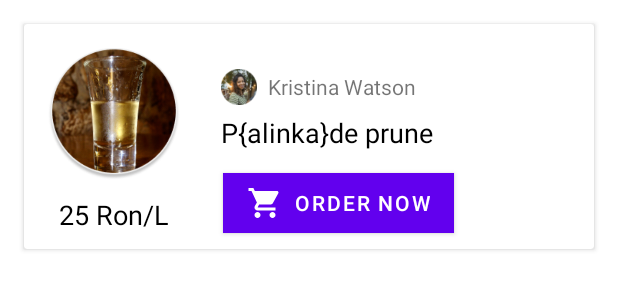
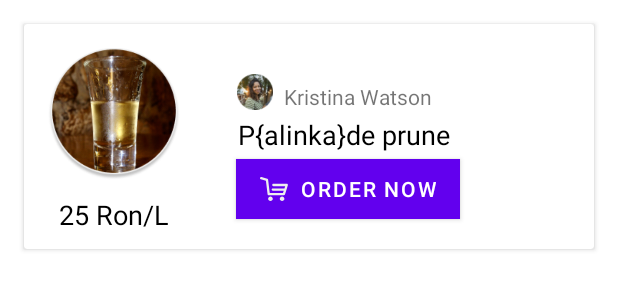
Before and after one commit to fulopzoltan/bazaar-marketplace, an Android app: the layout fare_item.xml on its own in the app's theme, with its tools: preview values and no code run, on a phone screen of 412 x 824 dp. Shown: the top 300 px of the screen. Run offline under Robolectric (Android 15) with nearby library versions, the light colour scheme and no system bars.

Commit message:
Retrofit set up + timeline recycler view from API

```diff
--- a/app/src/main/AndroidManifest.xml
+++ b/app/src/main/AndroidManifest.xml
@@ -1,7 +1,7 @@
 <?xml version="1.0" encoding="utf-8"?>
 <manifest xmlns:android="http://schemas.android.com/apk/res/android"
     package="com.example.bazaar_marketplace">
-
+    <uses-permission android:name="android.permission.INTERNET"/>
     <application
         android:allowBackup="true"
         android:icon="@mipmap/ic_launcher"
--- /dev/null
+++ b/app/src/main/res/drawable/ic_shopping_cart.xml
@@ -0,0 +1,10 @@
+<vector xmlns:android="http://schemas.android.com/apk/res/android"
+    android:width="19dp"
+    android:height="16dp"
+    android:viewportWidth="19"
+    android:viewportHeight="16">
+  <path
+      android:pathData="M18.251,5.5607C18.3233,5.3294 18.2812,5.0775 18.1377,4.8822C17.9941,4.6869 17.7662,4.5716 17.5238,4.5716L8.7619,4.5716C8.3412,4.5716 8,4.9127 8,5.3335C8,5.7543 8.3412,6.0954 8.7619,6.0954L16.4875,6.0954L16.0113,7.6192L16,7.6192H8.3811C7.9603,7.6192 7.6192,7.9603 7.6192,8.3811C7.6192,8.8018 7.9603,9.1429 8.3811,9.1429H15.5351L15.0589,10.6667L6.3903,10.6667L5.3281,1.8142C5.292,1.5132 5.0809,1.2623 4.7905,1.1752L0.981,0.0323C0.578,-0.0886 0.1532,0.1401 0.0323,0.5432C-0.0886,0.9462 0.1401,1.3709 0.5432,1.4919L3.8746,2.4913L4.9579,11.5194C5.0038,11.9023 5.3287,12.1905 5.7144,12.1905L15.619,12.1905C15.9522,12.1905 16.2468,11.974 16.3462,11.6559L17.2986,8.6083L18.251,5.5607ZM8.3811,14.4762C8.3811,15.3178 7.6989,16 6.8573,16C6.0157,16 5.3335,15.3178 5.3335,14.4762C5.3335,13.6346 6.0157,12.9524 6.8573,12.9524C7.6989,12.9524 8.3811,13.6346 8.3811,14.4762ZM14.476,16C15.3176,16 15.9998,15.3178 15.9998,14.4762C15.9998,13.6346 15.3176,12.9524 14.476,12.9524C13.6344,12.9524 12.9522,13.6346 12.9522,14.4762C12.9522,15.3178 13.6344,16 14.476,16Z"
+      android:fillColor="#EEEEEE"
+      android:fillType="evenOdd"/>
+</vector>
--- a/app/src/main/res/layout/fare_item.xml
+++ b/app/src/main/res/layout/fare_item.xml
@@ -39,49 +39,51 @@
             android:id="@+id/fare_item_order_button"
             android:layout_width="wrap_content"
             android:layout_height="40dp"
-            android:layout_marginEnd="92dp"
+            android:layout_marginBottom="20dp"
             android:background="@color/black"
-            android:drawableLeft="@drawable/ic_baseline_shopping_cart_24"
+            android:drawableLeft="@drawable/ic_shopping_cart"
             android:text="Order now"
             app:layout_constraintBottom_toBottomOf="parent"
             app:layout_constraintEnd_toEndOf="parent"
-            app:layout_constraintStart_toStartOf="@+id/fare_item_name"
-            app:layout_constraintTop_toTopOf="parent"
-            app:layout_constraintVertical_bias="0.9" />
-
-        <TextView
-            android:id="@+id/fare_item_name"
-            android:layout_width="wrap_content"
-            android:layout_height="wrap_content"
-            android:layout_marginTop="60dp"
-            android:text="P{alinka}de prune"
-            android:textColor="@color/black"
-            android:textFontWeight="700"
-            android:textSize="18sp"
-            app:layout_constraintEnd_toEndOf="parent"
-            app:layout_constraintHorizontal_bias="0.201"
-            app:layout_constraintStart_toEndOf="@+id/fare_item_image"
-            app:layout_constraintTop_toTopOf="parent" />
+            app:layout_constraintHorizontal_bias="0.614"
+            app:layout_constraintStart_toStartOf="parent" />
 
         <ImageView
             android:id="@+id/fare_item_seller_avatar"
             android:layout_width="24dp"
             android:layout_height="24dp"
+            android:layout_marginBottom="4dp"
             android:src="@drawable/avatar_small"
-            app:layout_constraintBottom_toBottomOf="@+id/fare_item_seller_name"
-            app:layout_constraintStart_toStartOf="@+id/fare_item_name"
-            app:layout_constraintTop_toTopOf="@+id/fare_item_seller_name" />
+            app:layout_constraintBottom_toTopOf="@+id/fare_item_name"
+            app:layout_constraintEnd_toStartOf="@+id/fare_item_seller_name"
+            app:layout_constraintHorizontal_bias="0.952"
+            app:layout_constraintStart_toStartOf="parent" />
 
         <TextView
             android:id="@+id/fare_item_seller_name"
-            android:layout_width="wrap_content"
+            android:layout_width="150dp"
             android:layout_height="wrap_content"
-            android:layout_marginTop="32dp"
+            android:layout_marginBottom="92dp"
             android:text="Kristina Watson"
+            app:layout_constraintBottom_toBottomOf="parent"
             app:layout_constraintEnd_toEndOf="parent"
-            app:layout_constraintHorizontal_bias="0.056"
-            app:layout_constraintStart_toEndOf="@+id/fare_item_seller_avatar"
-            app:layout_constraintTop_toTopOf="parent" />
+            app:layout_constraintHorizontal_bias="0.755"
+            app:layout_constraintStart_toStartOf="parent" />
+
+        <TextView
+            android:id="@+id/fare_item_name"
+            android:layout_width="150dp"
+            android:layout_height="wrap_content"
+            android:layout_marginBottom="4dp"
+            android:text="P{alinka}de prune"
+            android:textColor="@color/black"
+            android:textFontWeight="700"
+            android:textSize="18sp"
+            app:layout_constraintBottom_toTopOf="@+id/fare_item_order_button"
+            app:layout_constraintEnd_toEndOf="parent"
+            app:layout_constraintHorizontal_bias="0.62"
+            app:layout_constraintStart_toStartOf="parent" />
+
     </androidx.constraintlayout.widget.ConstraintLayout>
 
 </androidx.cardview.widget.CardView>
--- a/build.gradle
+++ b/build.gradle
@@ -5,7 +5,7 @@ buildscript {
         mavenCentral()
     }
     dependencies {
-        classpath "com.android.tools.build:gradle:7.0.2"
+        classpath 'com.android.tools.build:gradle:7.0.3'
         classpath "org.jetbrains.kotlin:kotlin-gradle-plugin:1.5.31"
 
         // NOTE: Do not place your application dependencies here; they belong
```
Also changed, not shown: app/src/main/java/com/example/bazaar_marketplace/adapters/FareItemAdapter.kt (+10 -6 lines), app/src/main/java/com/example/bazaar_marketplace/api/BazaarApi.kt (added, +10 -0 lines), app/src/main/java/com/example/bazaar_marketplace/api/RetrofitInstance.kt (added, +18 -0 lines), app/src/main/java/com/example/bazaar_marketplace/fragments/TimelineFragment.kt (+15 -12 lines), app/src/main/java/com/example/bazaar_marketplace/models/Product.kt (added, +34 -0 lines), app/src/main/java/com/example/bazaar_marketplace/repository/Repository.kt (added, +10 -0 lines), app/src/main/java/com/example/bazaar_marketplace/utils/Constants.kt (added, +7 -0 lines), app/src/main/java/com/example/bazaar_marketplace/viewModels/ProductViewModel.kt (added, +27 -0 lines), app/src/main/java/com/example/bazaar_marketplace/viewModels/ProductViewModelFactory.kt (added, +11 -0 lines).
